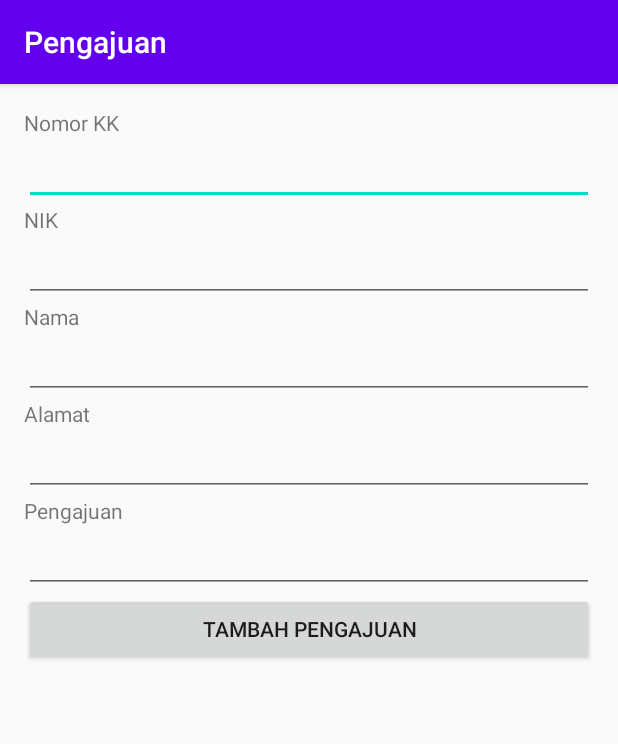
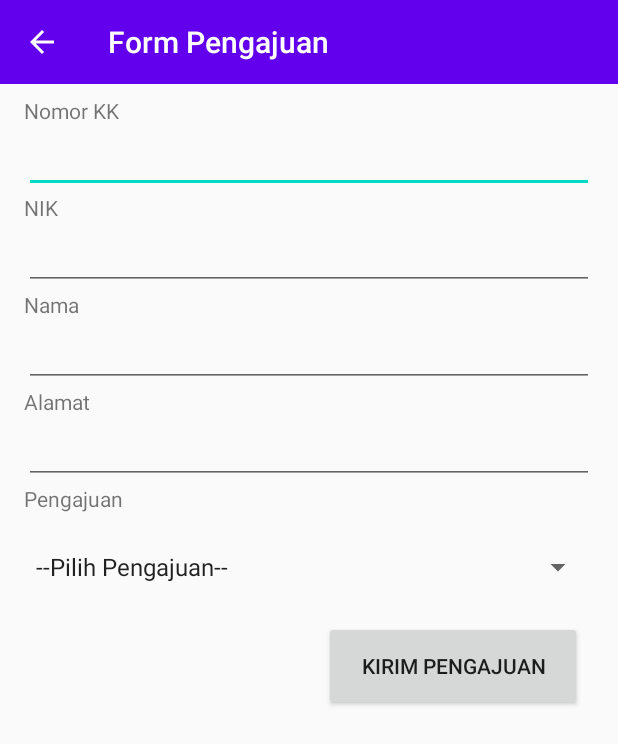
Before and after one commit to Baguspanji/Pengajuan, an Android app: the TambahAjuan screen opened directly, with no data from a screen before it, on a phone screen of 412 x 824 dp. Shown: the top 744 px of the screen. Run offline under Robolectric (Android 15) with nearby library versions, the phone set to English and light mode, and no system bars.

```diff
--- a/app/src/main/java/com/yusron/pengajuan/TambahAjuan.java
+++ b/app/src/main/java/com/yusron/pengajuan/TambahAjuan.java
@@ -1,24 +1,29 @@
 package com.yusron.pengajuan;
 
 import androidx.appcompat.app.AppCompatActivity;
+import androidx.appcompat.widget.Toolbar;
 
 import android.app.ProgressDialog;
+import android.content.Intent;
 import android.os.AsyncTask;
 import android.os.Bundle;
 import android.view.View;
 import android.widget.Button;
 import android.widget.EditText;
+import android.widget.Spinner;
 import android.widget.Toast;
 
 import java.util.HashMap;
 
 public class TambahAjuan extends AppCompatActivity implements View.OnClickListener{
 
+    private Toolbar ToolBarAtas;
+
     private EditText editnokk;
     private EditText editnik;
     private EditText editnama;
     private EditText editalamat;
-    private EditText editpengajuan;
+    private Spinner sppengajuan;
 
     private Button btntambah;
 
@@ -27,16 +32,23 @@ public class TambahAjuan extends AppCompatActivity implements View.OnClickListen
         super.onCreate(savedInstanceState);
         setContentView(R.layout.activity_tambah_ajuan);
 
+        ToolBarAtas = (Toolbar) findViewById(R.id.toolbar_satu);
+
         editnokk = (EditText) findViewById(R.id.editnomorkk);
         editnik = (EditText) findViewById(R.id.editnik);
         editnama = (EditText) findViewById(R.id.editnama);
         editalamat = (EditText) findViewById(R.id.editalamat);
-        editpengajuan = (EditText) findViewById(R.id.editpengajuan);
+        sppengajuan = (Spinner) findViewById(R.id.spinnerpengajuan);
 
         btntambah = (Button) findViewById(R.id.btnTambah);
 
         //Setting listeners to button
         btntambah.setOnClickListener(this);
+
+        setSupportActionBar(ToolBarAtas);
+        ToolBarAtas.setLogoDescription(getResources().getString(R.string.app_name));
+
+        getSupportActionBar().setDisplayHomeAsUpEnabled(true);
     }
 
     //Dibawah ini merupakan perintah untuk Menambahkan Pegawai (CREATE)
@@ -46,7 +58,7 @@ public class TambahAjuan extends AppCompatActivity implements View.OnClickListen
         final String nik = editnik.getText().toString().trim();
         final String nama = editnama.getText().toString().trim();
         final String alamat = editalamat.getText().toString().trim();
-        final String pengajuan = editpengajuan.getText().toString().trim();
+        final String pengajuan = sppengajuan.getSelectedItem().toString();
 
         class AddEmployee extends AsyncTask<Void,Void,String> {
 
@@ -78,6 +90,7 @@ public class TambahAjuan extends AppCompatActivity implements View.OnClickListen
                 String res = rh.sendPostRequest(koneksi.URL_ADD, params);
                 return res;
             }
+
         }
 
         AddEmployee ae = new AddEmployee();
@@ -88,6 +101,7 @@ public class TambahAjuan extends AppCompatActivity implements View.OnClickListen
     public void onClick(View v) {
         if(v == btntambah){
             addEmployee();
+            startActivity(new Intent(this,LihatAjuan.class));
         }
     }
 }
--- a/app/src/main/res/layout/activity_tambah_ajuan.xml
+++ b/app/src/main/res/layout/activity_tambah_ajuan.xml
@@ -1,12 +1,37 @@
 <?xml version="1.0" encoding="utf-8"?>
 
-<LinearLayout xmlns:android="http://schemas.android.com/apk/res/android"
-    xmlns:tools="http://schemas.android.com/tools" android:layout_width="match_parent"
+<androidx.constraintlayout.widget.ConstraintLayout xmlns:android="http://schemas.android.com/apk/res/android"
+    xmlns:app="http://schemas.android.com/apk/res-auto"
+    xmlns:tools="http://schemas.android.com/tools"
+    android:layout_width="match_parent"
     android:orientation="vertical"
-    android:layout_height="match_parent" android:paddingLeft="16dp"
-    android:paddingRight="16dp"
-    android:paddingTop="16dp"
+    android:layout_height="match_parent"
     android:paddingBottom="16dp" tools:context=".MainActivity">
+
+    <androidx.appcompat.widget.Toolbar
+        android:id="@+id/toolbar_satu"
+        android:layout_width="match_parent"
+        android:layout_height="wrap_content"
+        android:background="@color/colorPrimary"
+        android:minHeight="?attr/actionBarSize"
+        android:theme="@style/AppTheme.AppBarOverlay"
+        app:layout_constraintEnd_toEndOf="parent"
+        app:layout_constraintStart_toStartOf="parent"
+        app:layout_constraintTop_toTopOf="parent" />
+
+    <LinearLayout
+        android:id="@+id/linearLayout"
+        android:layout_width="match_parent"
+        android:layout_height="match_parent"
+        android:layout_marginStart="16dp"
+        android:layout_marginTop="64dp"
+        android:layout_marginEnd="16dp"
+        android:layout_marginBottom="16dp"
+        android:orientation="vertical"
+        app:layout_constraintBottom_toBottomOf="parent"
+        app:layout_constraintEnd_toEndOf="parent"
+        app:layout_constraintStart_toStartOf="parent"
+        app:layout_constraintTop_toTopOf="parent">
 
         <TextView
             android:layout_width="wrap_content"
@@ -14,9 +39,9 @@
             android:text="Nomor KK" />
 
         <EditText
+            android:id="@+id/editnomorkk"
             android:layout_width="match_parent"
-        android:layout_height="wrap_content"
-        android:id="@+id/editnomorkk" />
+            android:layout_height="wrap_content" />
 
         <TextView
             android:layout_width="wrap_content"
@@ -24,9 +49,9 @@
             android:text="NIK" />
 
         <EditText
+            android:id="@+id/editnik"
             android:layout_width="match_parent"
-        android:layout_height="wrap_content"
-        android:id="@+id/editnik" />
+            android:layout_height="wrap_content" />
 
         <TextView
             android:layout_width="wrap_content"
@@ -34,9 +59,9 @@
             android:text="Nama" />
 
         <EditText
+            android:id="@+id/editnama"
             android:layout_width="match_parent"
-        android:layout_height="wrap_content"
-        android:id="@+id/editnama" />
+            android:layout_height="wrap_content" />
 
         <TextView
             android:layout_width="wrap_content"
@@ -44,24 +69,31 @@
             android:text="Alamat" />
 
         <EditText
+            android:id="@+id/editalamat"
             android:layout_width="match_parent"
-        android:layout_height="wrap_content"
-        android:id="@+id/editalamat" />
+            android:layout_height="wrap_content" />
 
         <TextView
             android:layout_width="wrap_content"
             android:layout_height="wrap_content"
             android:text="Pengajuan" />
 
-    <EditText
+        <Spinner
+            android:id="@+id/spinnerpengajuan"
             android:layout_width="match_parent"
             android:layout_height="wrap_content"
-        android:id="@+id/editpengajuan" />
+            android:layout_marginTop="24dp"
+            android:entries="@array/surat_keterangan"
+            android:scrollbarSize="6dp" />
 
         <Button
+            android:id="@+id/btnTambah"
             android:layout_width="match_parent"
-        android:layout_height="wrap_content"
-        android:text="Tambah Pengajuan"
-        android:id="@+id/btnTambah" />
+            android:layout_height="60dp"
+            android:layout_marginStart="200dp"
+            android:layout_marginTop="24dp"
+            android:layout_marginEnd="8dp"
+            android:text="Kirim Pengajuan" />
+    </LinearLayout>
 
-</LinearLayout>
+</androidx.constraintlayout.widget.ConstraintLayout>
--- a/app/src/main/res/values/strings.xml
+++ b/app/src/main/res/values/strings.xml
@@ -1,3 +1,13 @@
 <resources>
-    <string name="app_name">Pengajuan</string>
+    <string name="app_name">Aplikasi Pengajuan Sukorejo</string>
+
+    <string-array name="surat_keterangan">
+        <item>--Pilih Pengajuan--</item>
+        <item>Surat Pengantar KTP</item>
+        <item>Surat Pembaruan KK</item>
+        <item>Surat Keterangan Usaha</item>
+        <item>Surat Keterangan Kematian</item>
+        <item>Surat Pengantar SKCK</item>
+        <item>Surat Keterangan Tidak Mampu</item>
+    </string-array>
 </resources>
--- a/app/src/main/res/values/styles.xml
+++ b/app/src/main/res/values/styles.xml
@@ -1,11 +1,17 @@
 <resources>
 
     <!-- Base application theme. -->
-    <style name="AppTheme" parent="Theme.AppCompat.Light.DarkActionBar">
+    <style name="AppTheme" parent="Theme.AppCompat.Light.NoActionBar">
         <!-- Customize your theme here. -->
         <item name="colorPrimary">@color/colorPrimary</item>
         <item name="colorPrimaryDark">@color/colorPrimaryDark</item>
         <item name="colorAccent">@color/colorAccent</item>
     </style>
+    <style name="AppTheme.NoActionBar">
+        <item name="windowActionBar">false</item>
+        <item name="windowNoTitle">true</item>
+    </style>
+    <style name="AppTheme.AppBarOverlay" parent="ThemeOverlay.AppCompat.Dark.ActionBar" />
+    <style name="AppTheme.PopupOverlay" parent="ThemeOverlay.AppCompat.Light" />
 
 </resources>
```
Also changed, not shown: app/src/main/AndroidManifest.xml (+31 -4 lines), app/src/main/java/com/yusron/pengajuan/EditAjuan.java (+34 -10 lines), app/src/main/java/com/yusron/pengajuan/LihatAjuan.java (+12 -0 lines), app/src/main/java/com/yusron/pengajuan/koneksi.java (+5 -5 lines), app/src/main/res/layout/activity_edit_ajuan.xml (+56 -25 lines), app/src/main/res/layout/activity_lihat_ajuan.xml (+31 -9 lines), app/src/main/res/layout/activity_main.xml (+5 -4 lines), app/src/main/res/layout/list_pengajuan.xml (+30 -13 lines). Lines whose indentation alone changed are shown as unchanged.
